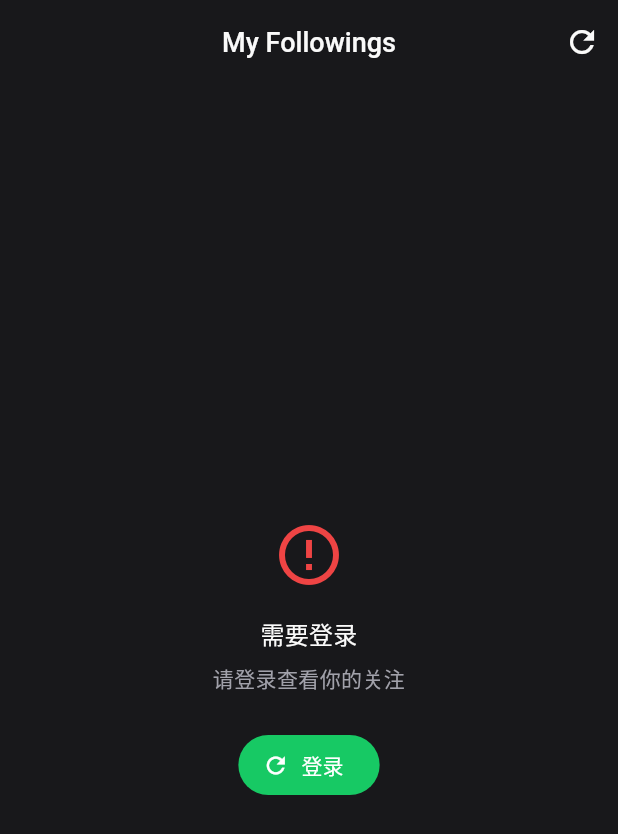
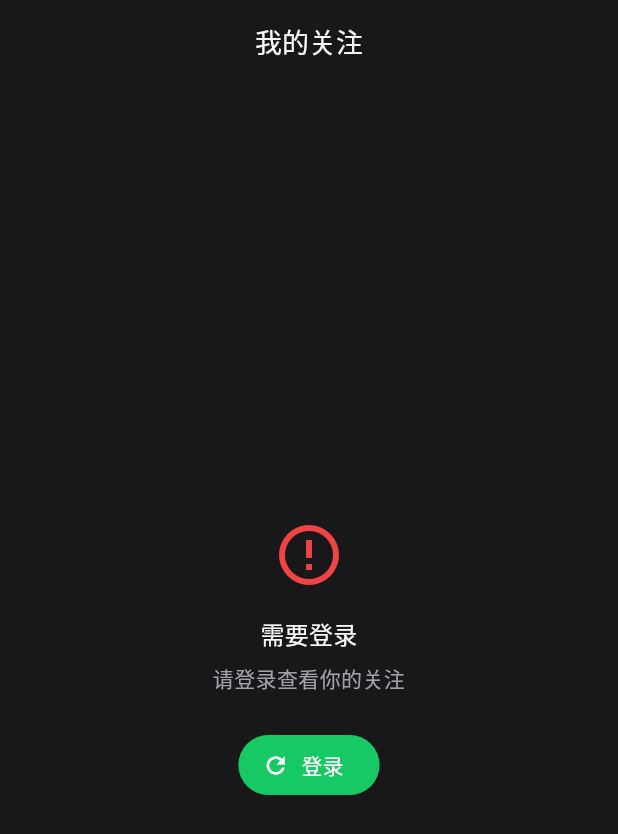
Before and after one commit to 1PercentSync/biu-flutter, a Flutter app: the FollowListScreen screen opened by its route, on a phone screen of 412 x 824 dp. Shown: the top 834 px of the screen. Run offline on Flutter 3.47's test engine with Material 3 defaults, Android fonts, the phone set to English and light mode, and no system bars; our stand-ins replace audio_service, cached_network_image, cookie_jar, dio, dio_cookie_manager, file_picker and 9 more; missing offline and left inert: pointycastle; accounts and stored records are empty; network calls fail.

Commit message:
refactor(ui): 移除刷新按钮，统一使用下拉刷新
- 首页：移除刷新按钮，保留RefreshIndicator
- 历史记录：移除刷新按钮
- 音乐推荐：移除刷新按钮
- 关注列表：移除刷新按钮，标题改为中文"我的关注"
- 稍后再看：移除刷新按钮
- 用户主页：移除刷新按钮

所有页面已有RefreshIndicator支持下拉刷新

```diff
--- a/biu_flutter/lib/features/follow/presentation/screens/follow_list_screen.dart
+++ b/biu_flutter/lib/features/follow/presentation/screens/follow_list_screen.dart
@@ -64,16 +64,8 @@ class _FollowListScreenState extends ConsumerState<FollowListScreen> {
               floating: true,
               backgroundColor: AppColors.background,
               title: Text(
-                'My Followings${followState.totalCount > 0 ? ' (${followState.totalCount})' : ''}',
+                '我的关注${followState.totalCount > 0 ? ' (${followState.totalCount})' : ''}',
               ),
-              actions: [
-                IconButton(
-                  icon: const Icon(Icons.refresh),
-                  onPressed: followState.isLoading
-                      ? null
-                      : () => ref.read(followProvider.notifier).refresh(),
-                ),
-              ],
             ),
             // Content
             _buildContent(context, followState),
--- a/biu_flutter/lib/features/home/presentation/screens/home_screen.dart
+++ b/biu_flutter/lib/features/home/presentation/screens/home_screen.dart
@@ -44,12 +44,6 @@ class HomeScreen extends ConsumerWidget {
                   icon: const Icon(Icons.people_outline),
                   tooltip: '音乐大咖',
                   onPressed: () => context.push(AppRoutes.artistRank),
-                ),
-                IconButton(
-                  icon: const Icon(Icons.refresh),
-                  onPressed: musicRankState.isLoading
-                      ? null
-                      : () => ref.read(musicRankProvider.notifier).refresh(),
                 ),
               ],
             ),
```
Also changed, not shown: biu_flutter/lib/features/history/presentation/screens/history_screen.dart (+2 -10 lines), biu_flutter/lib/features/later/presentation/screens/later_screen.dart (+2 -10 lines), biu_flutter/lib/features/music_recommend/presentation/screens/music_recommend_screen.dart (+2 -11 lines), biu_flutter/lib/features/user_profile/presentation/screens/user_profile_screen.dart (+0 -8 lines).
